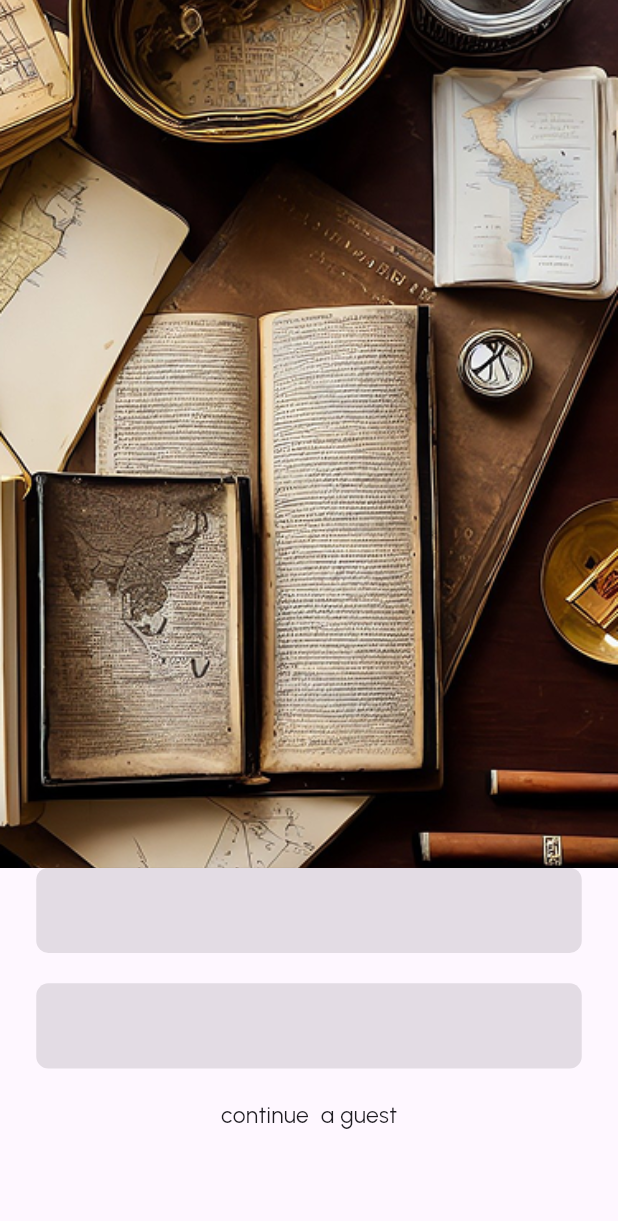
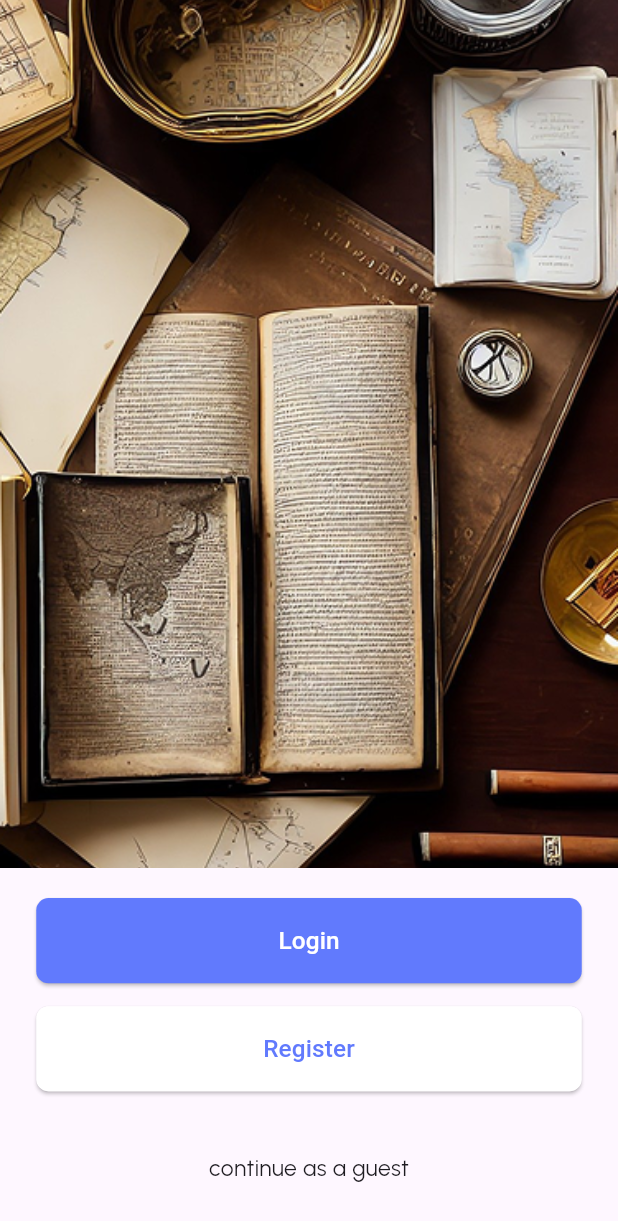
Before and after one commit to AbdoMohamed98/financial_app, a Flutter app: the Welcomeview screen opened directly, on a phone screen of 412 x 824 dp. Shown: the top 1221 px of the screen. Run offline on Flutter 3.47's test engine with Material 3 defaults, Android fonts, the phone set to English and light mode, and no system bars; our stand-ins replace flutter_screenutil, pin_code_fields.

Commit message:
some formating

```diff
--- a/lib/main.dart
+++ b/lib/main.dart
@@ -20,7 +20,7 @@ class FinancialApp extends StatelessWidget {
       builder: (context, child) {
         return MaterialApp(
           debugShowCheckedModeBanner: false,
-          home: Loginview(),
+          home: Welcomeview(),
         );
       },
       child: const SizedBox(), // 👈 ADD THIS!
--- a/lib/views/welcomeview.dart
+++ b/lib/views/welcomeview.dart
@@ -1,15 +1,15 @@
+import 'package:financial_app/core/appstyle/colors.dart';
 import 'package:financial_app/core/appstyle/fonts.dart';
 import 'package:financial_app/widgets/customelevatedbutton.dart';
 import 'package:flutter/material.dart';
 import 'package:flutter_screenutil/flutter_screenutil.dart';
-import 'package:flutter_svg/flutter_svg.dart';
 
 class Welcomeview extends StatelessWidget {
   const Welcomeview({super.key});
 
   @override
   Widget build(BuildContext context) {
-    return  Scaffold(
+    return Scaffold(
       body: Column(
         children: [
           SizedBox(
@@ -18,22 +18,36 @@ class Welcomeview extends StatelessWidget {
             child: Image.asset(
               'assets/images/generated.png',
               fit: BoxFit.cover,
-
             ),
           ),
-
-          Customelevatedbutton(),
           SizedBox(
             height: 20.h,
           ),
-          Customelevatedbutton(),
+          Customelevatedbutton(
+            onpressed: () {},
+            buttonhight: 56.h,
+            buttonwidth: 331.w,
+            buttontext: 'Login',
+          ),
           SizedBox(
-            height: 20.h,
+            height: 15.h,
           ),
-          Text('continue  a guest',style: TextStyle(
+          Customelevatedbutton(
+            onpressed: () {},
+            buttontext: 'Register',
+            buttontextcolor: Appcolors.appprimarycolor,
+            buttoncolor: Appcolors.whitecolor,
+          ),
+          SizedBox(
+            height: 40.h,
+          ),
+          Text(
+            'continue as a guest',
+            style: TextStyle(
               fontFamily: Appfonts.appmainfont,
               fontSize: 15.sp,
-          ),)
+            ),
+          )
         ],
       ),
     );
```
Also changed, not shown: lib/widgets/customelevatedbutton.dart (line endings or trailing spaces), 4 other files. Lines whose indentation alone changed are shown as unchanged.
